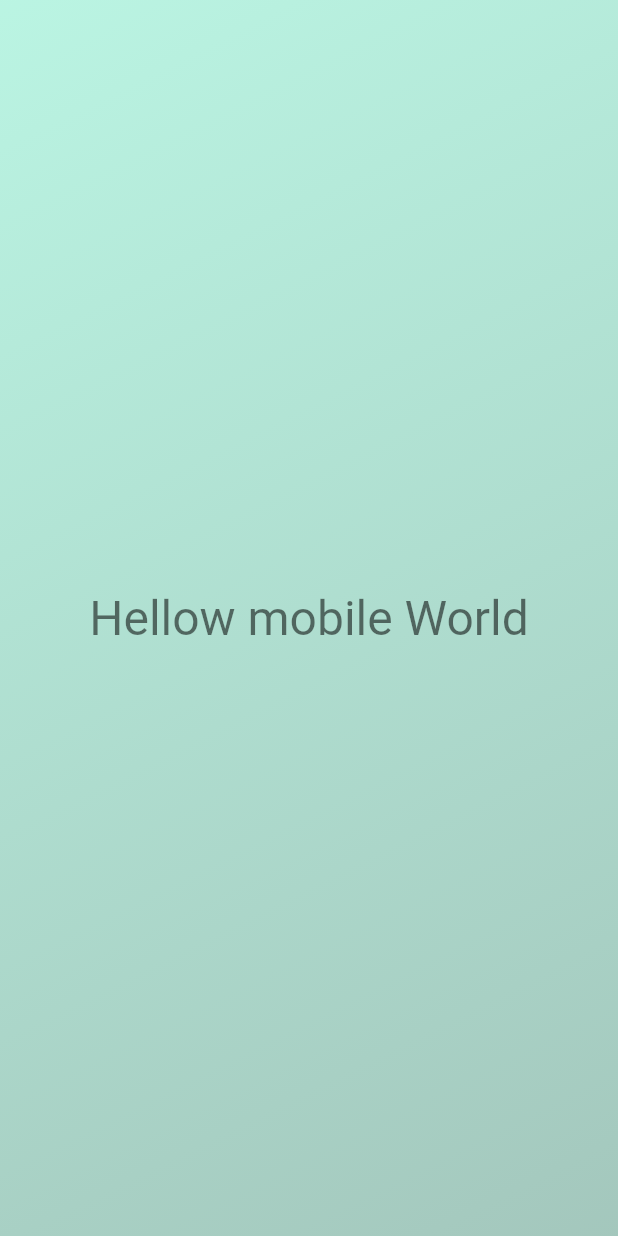
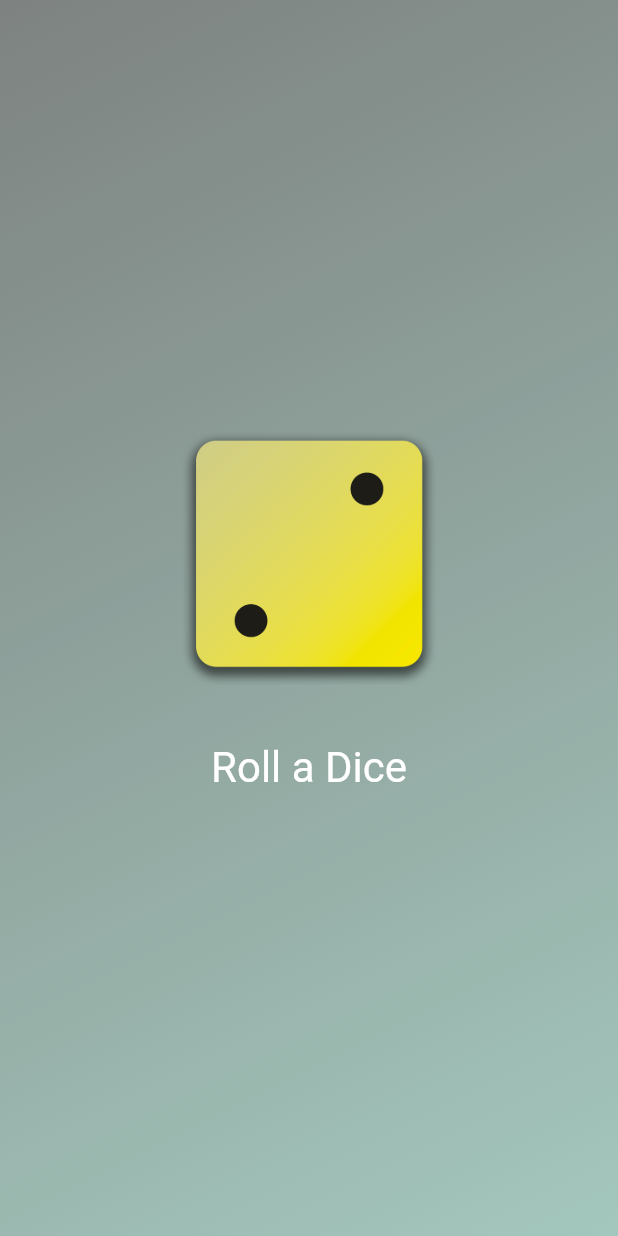
Before and after one commit to sirQuiz/first_app, a Flutter app: the screen it shows after launch, on a phone screen of 412 x 824 dp. Run offline on Flutter 3.47's test engine with Material 2 defaults, Android fonts, the phone set to English and light mode, and no system bars.

Commit message:
added new widgets, added dice roll

```diff
--- /dev/null
+++ b/lib/dice_roller.dart
@@ -0,0 +1,50 @@
+import 'package:flutter/material.dart';
+import 'dart:math';
+
+class DiceRoller extends StatefulWidget {
+  const DiceRoller({super.key});
+
+  @override
+  State<DiceRoller> createState() {
+    return _DiceRolleState();
+  }
+}
+
+class _DiceRolleState extends State<DiceRoller> {
+  var diceImagePath = 'assets/images/dice-2.png';
+
+  int getRandomInt(int min, int max) {
+    final random = Random();
+    return min + random.nextInt(max - min + 1);
+  }
+
+
+  void rollDice() {
+    setState(() {
+      diceImagePath = "assets/images/dice-${getRandomInt(1, 6)}.png";
+    });
+  }
+
+  @override
+  Widget build(context) {
+    return Column(
+          mainAxisSize: MainAxisSize.min,
+          children: [
+            Image.asset(
+              diceImagePath,
+              width: 175,
+            ),
+            const SizedBox(height: 25,),
+            TextButton(
+              onPressed: rollDice,
+              style: TextButton.styleFrom(
+                padding: const EdgeInsets.all(14),
+                foregroundColor: Colors.white,
+                textStyle: const TextStyle(
+                  fontSize: 28
+                )
+              ),
+              child: const Text('Roll a Dice'))
+        ]);
+  }
+}
--- /dev/null
+++ b/lib/gradient_container.dart
@@ -0,0 +1,27 @@
+import 'package:flutter/material.dart';
+import 'package:first_app/text_styles.dart';
+import 'package:first_app/dice_roller.dart';
+
+const startAlignment = Alignment.topLeft, endAlignment = Alignment.bottomRight;
+
+class GradientContainer extends StatelessWidget {
+  const GradientContainer(this.colors, {super.key});
+
+  final List<Color> colors;
+
+  @override
+  Widget build(context) {
+    return Container(
+      decoration: BoxDecoration(
+        gradient: LinearGradient(
+          colors: colors,
+          begin: startAlignment,
+          end: endAlignment,
+        ),
+      ),
+      child: const Center(
+        child: DiceRoller(),
+      ),
+    );
+  }
+}
--- a/lib/main.dart
+++ b/lib/main.dart
@@ -1,36 +1,12 @@
 import 'package:flutter/material.dart';
+import 'package:first_app/gradient_container.dart';
 
 void main() {
   runApp(
-    MaterialApp(
+    const MaterialApp(
       home: Scaffold(
-        body: GradientContainer(),
+        body: GradientContainer([Color.fromARGB(206, 96, 102, 100),Color.fromARGB(206, 143, 187, 174)]),
       ),
     ),
   );
 }
-
-class GradientContainer extends StatelessWidget {
-  @override
-  Widget build(context) {
-    return Container(
-          decoration: const BoxDecoration(
-            gradient: LinearGradient(
-              colors: [
-                Color.fromARGB(206, 171, 243, 221),
-                Color.fromARGB(206, 143, 187, 174),
-              ],
-              begin: Alignment.topLeft,
-              end: Alignment.bottomRight,
-            ),
-          ),
-          child:
-            const Center(
-              child: Text('Hellow mobile World', style: TextStyle(
-                color: Colors.black54,
-                fontSize: 32
-              ),),
-            ),
-        );
-  }
-}
--- a/pubspec.yaml
+++ b/pubspec.yaml
@@ -59,9 +59,8 @@ flutter:
   uses-material-design: true
 
   # To add assets to your application, add an assets section, like this:
-  # assets:
-  #   - images/a_dot_burr.jpeg
-  #   - images/a_dot_ham.jpeg
+  assets:
+    - assets/images/
 
   # An image asset can refer to one or more resolution-specific "variants", see
   # https://flutter.dev/assets-and-images/#resolution-aware
```
Also changed, not shown: lib/text_styles.dart (added, +19 -0 lines), assets/images/dice-1.png (added), assets/images/dice-2.png (added), assets/images/dice-3.png (added), assets/images/dice-4.png (added), assets/images/dice-5.png (added), assets/images/dice-6.png (added).
